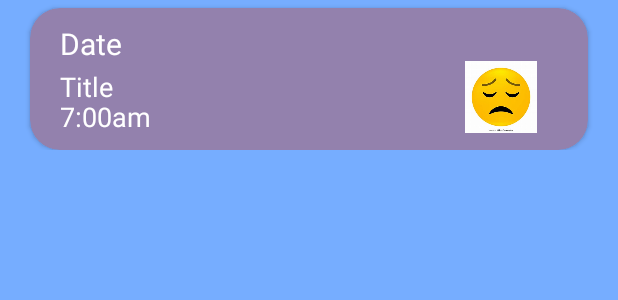
After one commit to garthdp/MeditationMobileApp, an Android app: the layout diary_item.xml on its own in the app's theme, with its tools: preview values and no code run, on a phone screen of 412 x 824 dp. The commit adds this screen. Shown: the top 300 px of the screen. Run offline under Robolectric (Android 15) with nearby library versions, the phone set to English and light mode, and no system bars.

Commit message:
diary update

```diff
--- a/app/src/main/java/com/example/opsc_poe_part_2/DiaryEntryAdapter.kt
+++ b/app/src/main/java/com/example/opsc_poe_part_2/DiaryEntryAdapter.kt
@@ -1,5 +1,6 @@
 package com.example.opsc_poe_part_2
 
+import android.annotation.SuppressLint
 import android.view.LayoutInflater
 import android.view.View
 import android.view.ViewGroup
@@ -17,15 +18,16 @@
 
     override fun onCreateViewHolder(parent: ViewGroup, viewType: Int): ViewHolder {
         val view = LayoutInflater.from(parent.context)
-            .inflate(R.layout.recycler_view_item, parent, false)
+            .inflate(R.layout.diary_item, parent, false)
         return ViewHolder(view)
     }
 
+    @SuppressLint("SetTextI18n")
     override fun onBindViewHolder(holder: ViewHolder, position: Int) {
         val entry = entries[position]
         holder.entryText.text = entry.Title
         holder.entryContent.text = entry.Content
-        holder.date.text = entry.Date
+        holder.date.text = "DATE: " + entry.Date
         // Assuming your emoji is stored as a drawable resource ID in the entry
         holder.emojiView.setImageResource(entry.emoji)
     }
--- a/app/src/main/res/layout/activity_dairy.xml
+++ b/app/src/main/res/layout/activity_dairy.xml
@@ -19,13 +19,18 @@
         app:layout_constraintStart_toStartOf="parent"
         app:layout_constraintTop_toTopOf="parent" />
 
+
     <androidx.recyclerview.widget.RecyclerView
         android:id="@+id/recycler_view_entries"
         android:layout_width="match_parent"
         android:layout_height="match_parent"
-        android:layout_marginTop="70dp"
-        tools:layout_editor_absoluteY="16dp" />
-
+        android:layout_marginTop="50dp"
+        android:layout_marginBottom="90dp"
+        app:layout_constraintBottom_toBottomOf="parent"
+        app:layout_constraintEnd_toEndOf="parent"
+        app:layout_constraintHorizontal_bias="0.0"
+        app:layout_constraintStart_toStartOf="parent"
+        app:layout_constraintTop_toTopOf="parent" />
 
     <Button
         android:id="@+id/button5"
--- /dev/null
+++ b/app/src/main/res/layout/diary_item.xml
@@ -0,0 +1,67 @@
+<?xml version="1.0" encoding="utf-8"?>
+<androidx.constraintlayout.widget.ConstraintLayout xmlns:android="http://schemas.android.com/apk/res/android"
+    xmlns:tools="http://schemas.android.com/tools"
+    android:layout_width="match_parent"
+    android:layout_height="100dp"
+    android:backgroundTint="@color/white"
+    xmlns:app="http://schemas.android.com/apk/res-auto">
+
+    <androidx.cardview.widget.CardView
+        android:id="@+id/cardView"
+        android:layout_width="match_parent"
+        android:layout_height="match_parent"
+        android:layout_marginStart="20dp"
+        android:layout_marginTop="5dp"
+        android:layout_marginEnd="20dp"
+        android:backgroundTint="#9381AD"
+        app:cardCornerRadius="20dp"
+        app:layout_constraintBottom_toBottomOf="parent"
+        app:layout_constraintEnd_toEndOf="parent"
+        app:layout_constraintStart_toStartOf="parent"
+        app:layout_constraintTop_toTopOf="parent">
+
+        <TextView
+            android:id="@+id/entryDate"
+            android:layout_width="match_parent"
+            android:layout_height="25dp"
+            android:layout_marginLeft="20dp"
+            android:layout_marginTop="10dp"
+            android:layout_marginRight="50dp"
+            android:layout_marginBottom="50dp"
+            android:text="Date"
+            android:textColor="@android:color/white"
+            android:textSize="20sp" />
+
+
+        <TextView
+            android:id="@+id/entryTitle"
+            android:layout_width="150dp"
+            android:layout_height="20dp"
+            android:text="Title"
+            android:layout_marginTop="40dp"
+            android:layout_marginLeft="20dp"
+            android:textColor="@android:color/white"
+            android:textSize="18sp" />
+
+
+        <TextView
+            android:id="@+id/entryContent"
+            android:layout_width="250dp"
+            android:layout_height="20dp"
+            android:layout_marginTop="60dp"
+            android:layout_marginLeft="20dp"
+            android:layout_marginRight="100dp"
+            android:text="7:00am"
+            android:textColor="@android:color/white"
+            android:textSize="18sp" />
+
+        <ImageView
+            android:id="@+id/emojiView"
+            android:layout_width="48dp"
+            android:layout_height="48dp"
+            android:layout_marginLeft="290dp"
+            android:layout_marginTop="35dp"
+            android:src="@drawable/sademoji" />
+
+    </androidx.cardview.widget.CardView>
+</androidx.constraintlayout.widget.ConstraintLayout>
```
